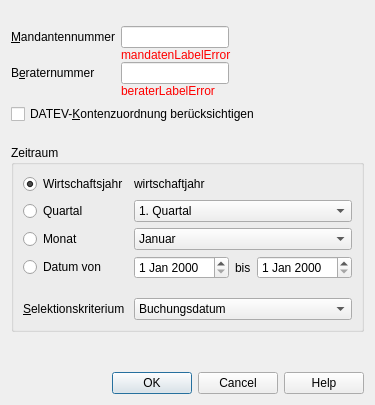
Qt form Datev/ch.banana.filter.export.datev.buchungsstapel.dialog.ui (BananaAccounting/Germany) before a commit.
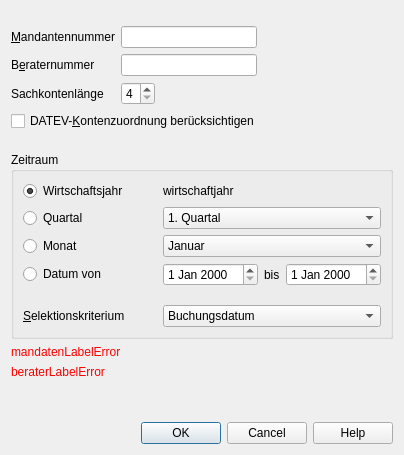
The same form after that commit.

Commit message: EXTENS-248: DATEV Added option "Sachkontenlänge"

```diff
--- a/Datev/ch.banana.filter.export.datev.buchungsstapel.dialog.ui
+++ b/Datev/ch.banana.filter.export.datev.buchungsstapel.dialog.ui
@@ -6,8 +6,8 @@
    <rect>
     <x>0</x>
     <y>0</y>
-    <width>355</width>
-    <height>405</height>
+    <width>404</width>
+    <height>455</height>
    </rect>
   </property>
   <property name="windowTitle">
@@ -32,9 +32,6 @@
    </item>
    <item>
     <layout class="QGridLayout" name="gridLayout">
-     <property name="verticalSpacing">
-      <number>0</number>
-     </property>
      <item row="0" column="0">
       <widget class="QLabel" name="mandantenLabelText">
        <property name="text">
@@ -46,119 +43,26 @@
       </widget>
      </item>
      <item row="0" column="1">
-      <layout class="QHBoxLayout" name="horizontalLayout_2">
-       <item>
-        <widget class="QLineEdit" name="mandantenLineEdit">
-         <property name="sizePolicy">
-          <sizepolicy hsizetype="Preferred" vsizetype="Preferred">
-           <horstretch>0</horstretch>
-           <verstretch>0</verstretch>
-          </sizepolicy>
-         </property>
-         <property name="mouseTracking">
-          <bool>false</bool>
-         </property>
-         <property name="focusPolicy">
-          <enum>Qt::StrongFocus</enum>
-         </property>
-         <property name="acceptDrops">
-          <bool>false</bool>
-         </property>
-         <property name="toolTip">
-          <string notr="true">max. 5-stellige Nummer (1 – 99999)</string>
-         </property>
-         <property name="inputMethodHints">
-          <set>Qt::ImhNone</set>
-         </property>
-         <property name="inputMask">
-          <string notr="true">99999</string>
-         </property>
-         <property name="text">
-          <string notr="true"/>
-         </property>
-         <property name="frame">
-          <bool>true</bool>
-         </property>
-         <property name="echoMode">
-          <enum>QLineEdit::Normal</enum>
-         </property>
-         <property name="cursorPosition">
-          <number>0</number>
-         </property>
-         <property name="placeholderText">
-          <string notr="true"/>
-         </property>
-         <property name="cursorMoveStyle">
-          <enum>Qt::LogicalMoveStyle</enum>
-         </property>
-        </widget>
-       </item>
-       <item>
-        <spacer name="horizontalSpacer_8">
-         <property name="orientation">
-          <enum>Qt::Horizontal</enum>
-         </property>
-         <property name="sizeHint" stdset="0">
-          <size>
-           <width>40</width>
-           <height>20</height>
-          </size>
-         </property>
-        </spacer>
-       </item>
-      </layout>
-     </item>
-     <item row="1" column="1">
-      <widget class="QLabel" name="mandantenLabelError">
-       <property name="sizePolicy">
-        <sizepolicy hsizetype="Expanding" vsizetype="Preferred">
-         <horstretch>0</horstretch>
-         <verstretch>0</verstretch>
-        </sizepolicy>
-       </property>
-       <property name="palette">
-        <palette>
-         <active>
-          <colorrole role="WindowText">
-           <brush brushstyle="SolidPattern">
-            <color alpha="255">
-             <red>255</red>
-             <green>0</green>
-             <blue>0</blue>
-            </color>
-           </brush>
-          </colorrole>
-         </active>
-         <inactive>
-          <colorrole role="WindowText">
-           <brush brushstyle="SolidPattern">
-            <color alpha="255">
-             <red>255</red>
-             <green>0</green>
-             <blue>0</blue>
-            </color>
-           </brush>
-          </colorrole>
-         </inactive>
-         <disabled>
-          <colorrole role="WindowText">
-           <brush brushstyle="SolidPattern">
-            <color alpha="255">
-             <red>120</red>
-             <green>120</green>
-             <blue>120</blue>
-            </color>
-           </brush>
-          </colorrole>
-         </disabled>
-        </palette>
-       </property>
-       <property name="text">
-        <string notr="true">mandatenLabelError</string>
+      <widget class="QLineEdit" name="mandantenLineEdit">
+       <property name="toolTip">
+        <string>max. 5-stellige Nummer (1 – 99999)</string>
        </property>
       </widget>
      </item>
-     <item row="2" column="0">
+     <item row="0" column="2">
+      <spacer name="horizontalSpacer_6">
+       <property name="orientation">
+        <enum>Qt::Orientation::Horizontal</enum>
+       </property>
+       <property name="sizeHint" stdset="0">
+        <size>
+         <width>40</width>
+         <height>20</height>
+        </size>
+       </property>
+      </spacer>
+     </item>
+     <item row="1" column="0">
       <widget class="QLabel" name="beraterLabelText">
        <property name="text">
         <string notr="true">B&amp;eraternummer</string>
@@ -168,59 +72,50 @@
        </property>
       </widget>
      </item>
+     <item row="1" column="1">
+      <widget class="QLineEdit" name="beraterLineEdit">
+       <property name="toolTip">
+        <string>max. 7-stellige Nummer (1000 – 9999999)</string>
+       </property>
+      </widget>
+     </item>
+     <item row="1" column="2">
+      <spacer name="horizontalSpacer_7">
+       <property name="orientation">
+        <enum>Qt::Orientation::Horizontal</enum>
+       </property>
+       <property name="sizeHint" stdset="0">
+        <size>
+         <width>40</width>
+         <height>20</height>
+        </size>
+       </property>
+      </spacer>
+     </item>
+     <item row="2" column="0">
+      <widget class="QLabel" name="sachKontenLaengeLabelText">
+       <property name="text">
+        <string notr="true">Sachkontenlänge</string>
+       </property>
+       <property name="buddy">
+        <cstring>sachKontenLaenge</cstring>
+       </property>
+      </widget>
+     </item>
      <item row="2" column="1">
-      <layout class="QHBoxLayout" name="horizontalLayout_3">
+      <layout class="QHBoxLayout" name="horizontalLayout_2">
        <item>
-        <widget class="QLineEdit" name="beraterLineEdit">
-         <property name="sizePolicy">
-          <sizepolicy hsizetype="Preferred" vsizetype="Preferred">
-           <horstretch>0</horstretch>
-           <verstretch>0</verstretch>
-          </sizepolicy>
+        <widget class="QSpinBox" name="sachKontenLaengeSpinBox">
+         <property name="minimum">
+          <number>4</number>
          </property>
-         <property name="mouseTracking">
-          <bool>false</bool>
-         </property>
-         <property name="focusPolicy">
-          <enum>Qt::StrongFocus</enum>
-         </property>
-         <property name="acceptDrops">
-          <bool>false</bool>
-         </property>
-         <property name="toolTip">
-          <string notr="true">max. 7-stellige Nummer (1000 – 9999999)</string>
-         </property>
-         <property name="inputMethodHints">
-          <set>Qt::ImhNone</set>
-         </property>
-         <property name="inputMask">
-          <string notr="true">9999999</string>
-         </property>
-         <property name="text">
-          <string notr="true"/>
-         </property>
-         <property name="maxLength">
-          <number>7</number>
-         </property>
-         <property name="frame">
-          <bool>true</bool>
-         </property>
-         <property name="echoMode">
-          <enum>QLineEdit::Normal</enum>
-         </property>
-         <property name="cursorPosition">
-          <number>0</number>
-         </property>
-         <property name="placeholderText">
-          <string notr="true"/>
-         </property>
-         <property name="cursorMoveStyle">
-          <enum>Qt::LogicalMoveStyle</enum>
+         <property name="maximum">
+          <number>8</number>
          </property>
         </widget>
        </item>
        <item>
-        <spacer name="horizontalSpacer_9">
+        <spacer name="horizontalSpacer_10">
          <property name="orientation">
           <enum>Qt::Horizontal</enum>
          </property>
@@ -234,55 +129,18 @@
        </item>
       </layout>
      </item>
-     <item row="3" column="1">
-      <widget class="QLabel" name="beraterLabelError">
-       <property name="sizePolicy">
-        <sizepolicy hsizetype="Expanding" vsizetype="Preferred">
-         <horstretch>0</horstretch>
-         <verstretch>0</verstretch>
-        </sizepolicy>
+     <item row="2" column="2">
+      <spacer name="horizontalSpacer_8">
+       <property name="orientation">
+        <enum>Qt::Orientation::Horizontal</enum>
        </property>
-       <property name="palette">
-        <palette>
-         <active>
-          <colorrole role="WindowText">
-           <brush brushstyle="SolidPattern">
-            <color alpha="255">
-             <red>255</red>
-             <green>0</green>
-             <blue>0</blue>
-            </color>
-           </brush>
-          </colorrole>
-         </active>
-         <inactive>
-          <colorrole role="WindowText">
-           <brush brushstyle="SolidPattern">
-            <color alpha="255">
-             <red>255</red>
-             <green>0</green>
-             <blue>0</blue>
-            </color>
-           </brush>
-          </colorrole>
-         </inactive>
-         <disabled>
-          <colorrole role="WindowText">
-           <brush brushstyle="SolidPattern">
-            <color alpha="255">
-             <red>120</red>
-             <green>120</green>
-             <blue>120</blue>
-            </color>
-           </brush>
-          </colorrole>
-         </disabled>
-        </palette>
+       <property name="sizeHint" stdset="0">
+        <size>
+         <width>40</width>
+         <height>20</height>
+        </size>
        </property>
-       <property name="text">
-        <string notr="true">beraterLabelError</string>
-       </property>
-      </widget>
+      </spacer>
      </item>
     </layout>
    </item>
@@ -603,6 +461,106 @@
      </layout>
     </widget>
    </item>
+   <item>
+    <widget class="QLabel" name="mandantenLabelError">
+     <property name="sizePolicy">
+      <sizepolicy hsizetype="Expanding" vsizetype="Preferred">
+       <horstretch>0</horstretch>
+       <verstretch>0</verstretch>
+      </sizepolicy>
+     </property>
+     <property name="palette">
+      <palette>
+       <active>
+        <colorrole role="WindowText">
+         <brush brushstyle="SolidPattern">
+          <color alpha="255">
+           <red>255</red>
+           <green>0</green>
+           <blue>0</blue>
+          </color>
+         </brush>
+        </colorrole>
+       </active>
+       <inactive>
+        <colorrole role="WindowText">
+         <brush brushstyle="SolidPattern">
+          <color alpha="255">
+           <red>255</red>
+           <green>0</green>
+           <blue>0</blue>
+          </color>
+         </brush>
+        </colorrole>
+       </inactive>
+       <disabled>
+        <colorrole role="WindowText">
+         <brush brushstyle="SolidPattern">
+          <color alpha="255">
+           <red>120</red>
+           <green>120</green>
+           <blue>120</blue>
+          </color>
+         </brush>
+        </colorrole>
+       </disabled>
+      </palette>
+     </property>
+     <property name="text">
+      <string notr="true">mandatenLabelError</string>
+     </property>
+    </widget>
+   </item>
+   <item>
+    <widget class="QLabel" name="beraterLabelError">
+     <property name="sizePolicy">
+      <sizepolicy hsizetype="Expanding" vsizetype="Preferred">
+       <horstretch>0</horstretch>
+       <verstretch>0</verstretch>
+      </sizepolicy>
+     </property>
+     <property name="palette">
+      <palette>
+       <active>
+        <colorrole role="WindowText">
+         <brush brushstyle="SolidPattern">
+          <color alpha="255">
+           <red>255</red>
+           <green>0</green>
+           <blue>0</blue>
+          </color>
+         </brush>
+        </colorrole>
+       </active>
+       <inactive>
+        <colorrole role="WindowText">
+         <brush brushstyle="SolidPattern">
+          <color alpha="255">
+           <red>255</red>
+           <green>0</green>
+           <blue>0</blue>
+          </color>
+         </brush>
+        </colorrole>
+       </inactive>
+       <disabled>
+        <colorrole role="WindowText">
+         <brush brushstyle="SolidPattern">
+          <color alpha="255">
+           <red>120</red>
+           <green>120</green>
+           <blue>120</blue>
+          </color>
+         </brush>
+        </colorrole>
+       </disabled>
+      </palette>
+     </property>
+     <property name="text">
+      <string notr="true">beraterLabelError</string>
+     </property>
+    </widget>
+   </item>
    <item>
     <spacer name="verticalSpacer">
      <property name="orientation">
```
Left out of the diff: 32 changed lines with no effect on the pictures. The commit also changes 3 other files.
